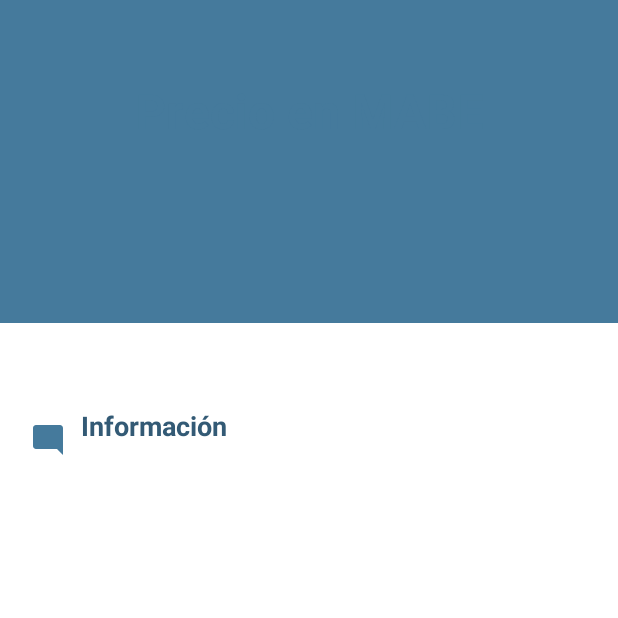
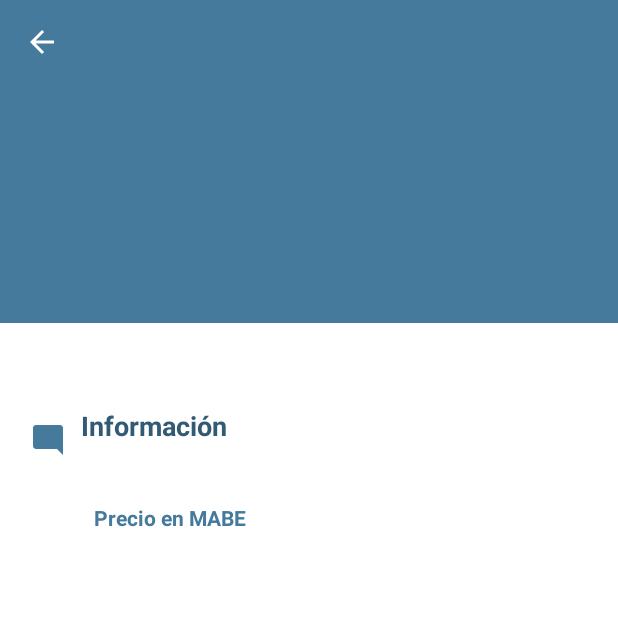
Before and after one commit to criveraam/AppMabe, an Android app: the TestActivity screen opened directly, with no data from a screen before it, on a phone screen of 412 x 824 dp, the top half of it. Run offline under Robolectric (Android 15) with nearby library versions, the phone set to English and light mode, and no system bars; our stand-ins replace Volley; network calls fail; 1 statement that could not run was skipped.

```diff
--- a/app/src/main/java/com/ti/airmovil/mabe/Activities/TestActivity.java
+++ b/app/src/main/java/com/ti/airmovil/mabe/Activities/TestActivity.java
@@ -54,11 +54,15 @@ public class TestActivity extends AppCompatActivity {
         setRequestedOrientation(ActivityInfo.SCREEN_ORIENTATION_PORTRAIT);
 
         requestQueue = Volley.newRequestQueue(getApplicationContext());
-        toolbar = (Toolbar) findViewById(R.id.toolbar);
+        //toolbar = (Toolbar) findViewById(R.id.toolbar);
         imageViewProducto = (ImageView) findViewById(R.id.imageView_producto);
         textViewDescripcion = (TextView) findViewById(R.id.textView_descripcion);
         textViewPrecio = (TextView) findViewById(R.id.textView_precio);
         textViewTitulo = (TextView) findViewById(R.id.textView_titulo);
+        toolbar = (Toolbar) findViewById(R.id.toolbar_detalle);
+        setSupportActionBar(toolbar);
+        getSupportActionBar().setDisplayHomeAsUpEnabled(true);
+        getSupportActionBar().setDisplayShowHomeEnabled(true);
 
         Bundle bundle = getIntent().getExtras();
         if(bundle.getString("id_producto")!= null)
--- a/app/src/main/res/layout/activity_test.xml
+++ b/app/src/main/res/layout/activity_test.xml
@@ -38,37 +38,11 @@
                     android:scaleType="centerCrop"
                     app:layout_collapseMode="parallax"/>
 
-                <LinearLayout
-                    android:layout_width="match_parent"
-                    android:layout_height="wrap_content"
-                    android:layout_centerInParent="true"
-                    android:gravity="center_horizontal"
-                    android:padding="10dp"
-                    android:orientation="vertical">
-                    <TextView
-                        android:layout_width="match_parent"
-                        android:layout_height="wrap_content"
-                        android:gravity="center"
-                        android:textColor="@color/colorPrimary"
-                        android:padding="10dp"
-                        android:text="Precio en MABE"
-                        android:textStyle="bold"
-                        android:textSize="32dp"/>
 
-                    <TextView
-                        android:id="@+id/textView_precio"
-                        android:layout_width="match_parent"
-                        android:layout_height="wrap_content"
-                        android:layout_marginTop="20dp"
-                        android:gravity="end"
-                        android:textColor="#fd8c51"
-                        android:textStyle="bold"
-                        android:textSize="35dp"/>
-                </LinearLayout>
             </RelativeLayout>
 
             <android.support.v7.widget.Toolbar
-                android:id="@+id/toolbar"
+                android:id="@+id/toolbar_detalle"
                 android:layout_width="match_parent"
                 android:layout_height="?attr/actionBarSize"
                 app:layout_collapseMode="pin"
@@ -132,52 +106,36 @@
                             android:text=""/>
                     </LinearLayout>
                 </LinearLayout>
-                <!--LinearLayout
-                    style="@style/layout_separador"
-                    android:layout_weight="1"
-                    android:orientation="horizontal"
-                    android:background="@drawable/sin_esquinas">
 
-                    <LinearLayout
-                        style="@style/layout_separador"
+                <LinearLayout
+                    android:layout_width="match_parent"
+                    android:layout_height="wrap_content"
+                    android:layout_centerInParent="true"
+                    android:gravity="center_horizontal"
+                    android:padding="10dp"
+                    android:orientation="horizontal">
+                    <TextView
+                        android:layout_width="match_parent"
+                        android:layout_height="wrap_content"
                         android:layout_weight="1"
-                        android:orientation="horizontal">
+                        android:gravity="center"
+                        android:textColor="@color/colorPrimary"
+                        android:padding="10dp"
+                        android:text="Precio en MABE"
+                        android:textStyle="bold"
+                        android:textSize="14dp"/>
 
-                        <ImageView
-                            android:layout_width="50dp"
-                            android:layout_height="50dp"
-                            android:layout_weight="1"
-                            android:src="@drawable/walmart"
-                            android:layout_gravity="center_vertical|center_horizontal"/>
-
-                        <TextView style="@style/texto_h3" android:text="$700"  android:layout_weight="3"/>
-
-                    </LinearLayout>
-
+                    <TextView
+                        android:id="@+id/textView_precio"
+                        android:layout_width="match_parent"
+                        android:layout_height="wrap_content"
+                        android:layout_weight="1"
+                        android:textColor="#fd8c51"
+                        android:textStyle="bold"
+                        android:textSize="13dp"/>
                 </LinearLayout>
 
-                <LinearLayout
-                    style="@style/layout_separador"
-                    android:layout_weight="1"
-                    android:orientation="horizontal"
-                    android:background="@drawable/sin_esquinas">
 
-                    <LinearLayout
-                        style="@style/layout_separador"
-                        android:layout_weight="1"
-                        android:orientation="horizontal">
-
-                        <ImageView
-                            android:layout_width="70dp"
-                            android:layout_height="70dp"
-                            android:layout_weight="1"
-                            android:src="@drawable/bestbuy"
-                            android:layout_gravity="center_vertical|center_horizontal"/>
-
-                        <TextView style="@style/texto_h3" android:text="$340" android:layout_weight="3"/>
-
-                    </LinearLayout>
-                </LinearLayout-->
 
             </LinearLayout>
 
```
